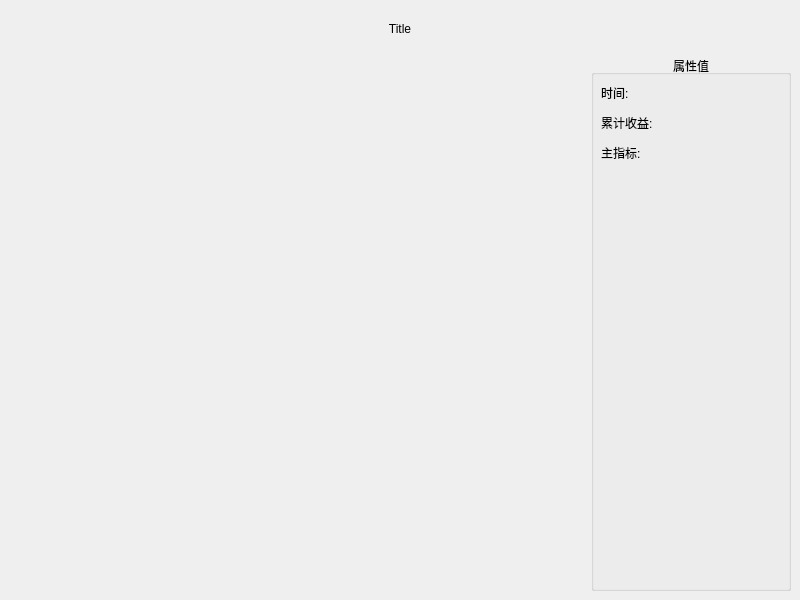
Old version of the form indexchart.ui in the repository lishengze/QT-study.
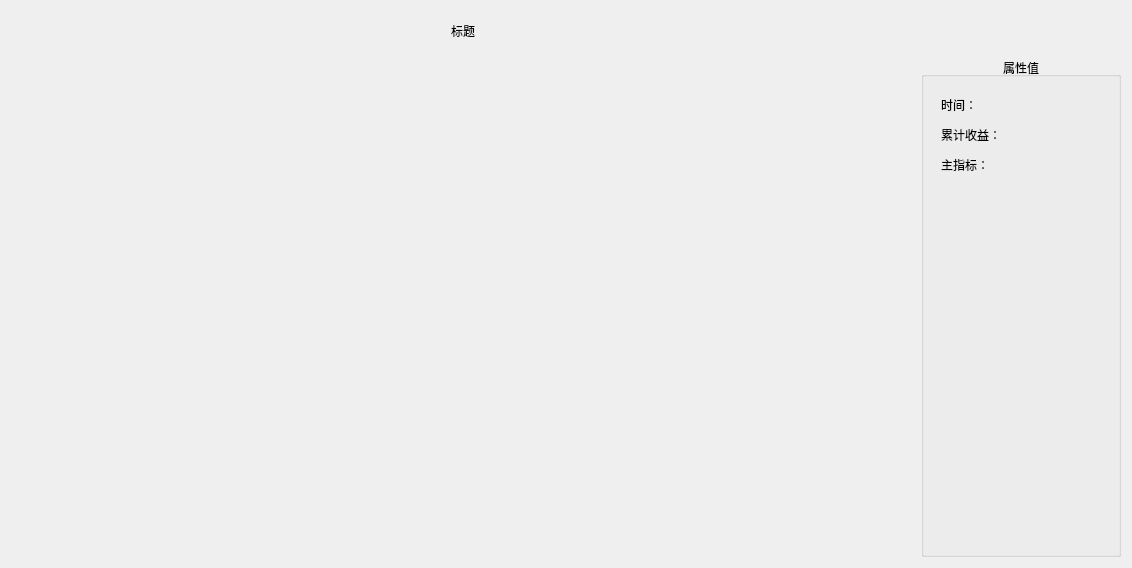
New version of the form.

Diff of the .ui file:
```diff
--- a/indexchart.ui
+++ b/indexchart.ui
@@ -1,25 +1,46 @@
 <?xml version="1.0" encoding="UTF-8"?>
 <ui version="4.0">
  <class>IndexChart</class>
- <widget class="QMainWindow" name="IndexChart">
+ <widget class="QWidget" name="IndexChart">
   <property name="geometry">
    <rect>
     <x>0</x>
     <y>0</y>
-    <width>800</width>
-    <height>600</height>
+    <width>1132</width>
+    <height>568</height>
    </rect>
   </property>
   <property name="windowTitle">
    <string>MainWindow</string>
   </property>
-  <widget class="QWidget" name="centralwidget">
    <layout class="QGridLayout" name="gridLayout_2">
+   <item row="0" column="0">
+    <widget class="QLabel" name="title_label">
+     <property name="maximumSize">
+      <size>
+       <width>16777215</width>
+       <height>40</height>
+      </size>
+     </property>
+     <property name="text">
+      <string>标题</string>
+     </property>
+     <property name="alignment">
+      <set>Qt::AlignCenter</set>
+     </property>
+    </widget>
+   </item>
     <item row="1" column="0">
      <layout class="QGridLayout" name="gridLayout"/>
     </item>
     <item row="1" column="1">
      <widget class="QGroupBox" name="groupBox">
+     <property name="minimumSize">
+      <size>
+       <width>200</width>
+       <height>0</height>
+      </size>
+     </property>
       <property name="maximumSize">
        <size>
         <width>200</width>
@@ -38,78 +59,45 @@
       <widget class="QLabel" name="time_label">
        <property name="geometry">
         <rect>
-         <x>10</x>
-         <y>30</y>
-         <width>141</width>
+        <x>20</x>
+        <y>40</y>
+        <width>181</width>
          <height>16</height>
         </rect>
        </property>
        <property name="text">
-        <string>时间:</string>
-       </property>
-      </widget>
-      <widget class="QLabel" name="acmuEarning_label">
-       <property name="geometry">
-        <rect>
-         <x>10</x>
-         <y>60</y>
-         <width>141</width>
-         <height>16</height>
-        </rect>
-       </property>
-       <property name="text">
-        <string>累计收益:</string>
+       <string>时间：</string>
        </property>
       </widget>
       <widget class="QLabel" name="cssValue_label">
        <property name="geometry">
         <rect>
-         <x>10</x>
-         <y>90</y>
-         <width>141</width>
+        <x>20</x>
+        <y>100</y>
+        <width>181</width>
          <height>16</height>
         </rect>
        </property>
        <property name="text">
-        <string>主指标:</string>
-       </property>
-      </widget>
-     </widget>
-    </item>
-    <item row="0" column="0" colspan="2">
-     <widget class="QLabel" name="title_label">
-      <property name="minimumSize">
-       <size>
-        <width>0</width>
-        <height>40</height>
-       </size>
+       <string>主指标：</string>
+      </property>
+     </widget>
+     <widget class="QLabel" name="acmuEarning_label">
+      <property name="geometry">
+       <rect>
+        <x>20</x>
+        <y>70</y>
+        <width>181</width>
+        <height>16</height>
+       </rect>
       </property>
-      <property name="maximumSize">
-       <size>
-        <width>16777215</width>
-        <height>40</height>
-       </size>
-      </property>
       <property name="text">
-       <string>Title</string>
+       <string>累计收益：</string>
       </property>
-      <property name="alignment">
-       <set>Qt::AlignCenter</set>
-      </property>
+     </widget>
      </widget>
     </item>
    </layout>
-  </widget>
-  <widget class="QMenuBar" name="menubar">
-   <property name="geometry">
-    <rect>
-     <x>0</x>
-     <y>0</y>
-     <width>800</width>
-     <height>23</height>
-    </rect>
-   </property>
-  </widget>
  </widget>
  <resources/>
  <connections/>
```
Left out of the diff: 4 changed lines with no effect on the pictures. Lines whose indentation alone changed are shown as unchanged.
